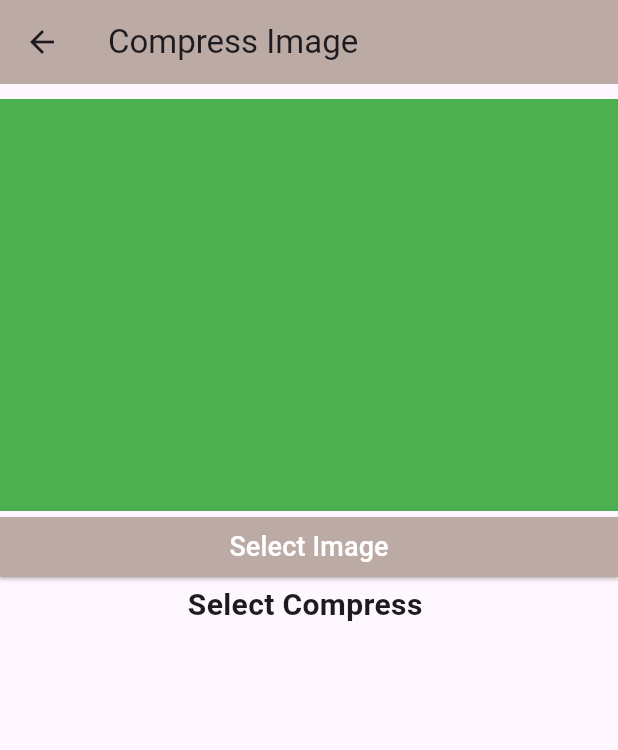
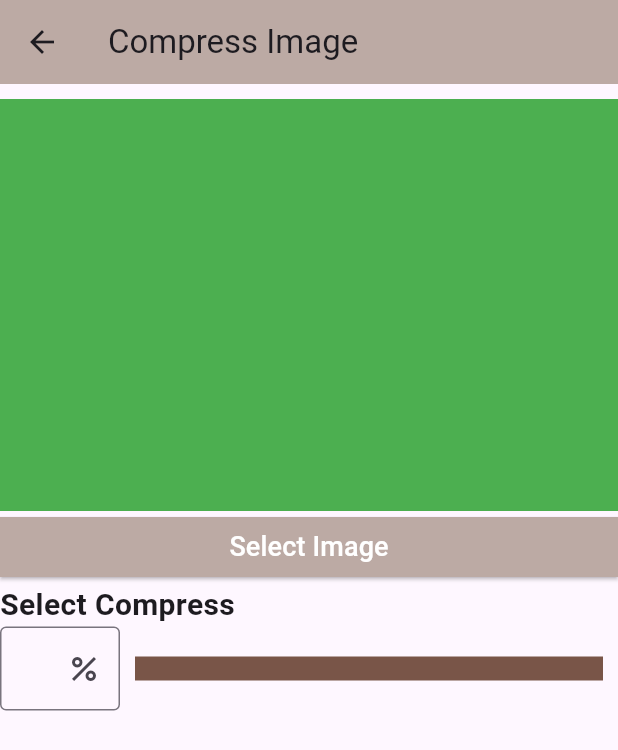
Before and after one commit to Avinashvns/imagecompressorandresizer, a Flutter app: the CompressPage screen opened directly, on a phone screen of 412 x 824 dp. Shown: the top 750 px of the screen. Run offline on Flutter 3.47's test engine with Material 3 defaults, Android fonts, the phone set to English and light mode, and no system bars; drawn by our look-alikes of percent_indicator; our stand-ins replace flutter_image_compress, image_picker.

Commit message:
compress percentage with progressbar

```diff
--- a/lib/page/compress.dart
+++ b/lib/page/compress.dart
@@ -1,11 +1,17 @@
 import 'dart:io';
+import 'dart:typed_data';
 import 'dart:ui' as ui;
 
 import 'package:flutter/cupertino.dart';
 import 'package:flutter/material.dart';
 import 'package:flutter/painting.dart';
+import 'package:flutter/widgets.dart';
 import 'package:image_picker/image_picker.dart';
 import 'package:imagecompressorandresizer/utils/color.dart';
+import 'package:flutter_image_compress/flutter_image_compress.dart';
+import 'package:percent_indicator/linear_percent_indicator.dart';
+
+
 
 class CompressPage extends StatefulWidget {
   const CompressPage({super.key});
@@ -15,11 +21,15 @@ class CompressPage extends StatefulWidget {
 }
 
 class _CompressPageState extends State<CompressPage> {
+  final TextEditingController percentageController=TextEditingController();
+  double progress = 0.0;
+
   final ImagePicker imagePicker = ImagePicker();
   List<XFile> imageFileList = [];
   List<String> imageSizes = [];
   List<String> imageResolutions = [];
   int currentPageIndex = 0;
+  double compressionProgress = 0;
 
   // Multiple Image Picker
   void selectImage() async {
@@ -56,6 +66,17 @@ class _CompressPageState extends State<CompressPage> {
     imageResolutions = [];
   }
 
+  // Compress image by 50%
+  void compressAndShowProgress(File imageFile,int percent) async {
+    Uint8List? uint8list = await FlutterImageCompress.compressWithFile(
+      imageFile.path,
+      quality: percent,
+    );
+    // You can do something with the compressed image, like saving it or displaying it
+
+  }
+
+
   @override
   Widget build(BuildContext context) {
     final size = MediaQuery.of(context).size;
@@ -64,79 +85,11 @@ class _CompressPageState extends State<CompressPage> {
         title: Text("Compress Image"),
         backgroundColor: backgroundColor,
       ),
-      // body: SafeArea(
-      //   child: Column(
-      //     children: [
-      //       SizedBox(height: 10,),
-      //       Container(
-      //         height: size.height/3,
-      //         color: Colors.green,
-      //         child: Row(
-      //           children: [
-      //             Container(
-      //               padding: const EdgeInsets.all(10),
-      //               width: size.width/1.4,
-      //               child: ListView.builder(
-      //                 scrollDirection: Axis.horizontal,
-      //                 itemCount: imageFileList!.length,
-      //                   itemBuilder: (BuildContext context, int index){
-      //                     return Image.file(
-      //                       File(imageFileList[index].path,),
-      //                       fit: BoxFit.fill,
-      //                     );
-      //                   }
-      //               ),
-      //             ),
-      //             Expanded(
-      //               child: Container(
-      //                 padding: const EdgeInsets.symmetric(vertical: 20),
-      //                 color: Colors.yellow,
-      //                 child: Column(
-      //                   crossAxisAlignment: CrossAxisAlignment.start,
-      //                   children: [
-      //                     Text("Selected",style: TextStyle(fontSize: 16),),
-      //                     Text("${imageFileList!.length} images",style: TextStyle(fontSize: 16,fontWeight: FontWeight.bold),),
-      //                     SizedBox(height: 10,),
-      //                     Text("Sized",style: TextStyle(fontSize: 16),),
-      //
-      //                     Column(
-      //                       crossAxisAlignment: CrossAxisAlignment.start,
-      //                       children: imageSizes.asMap().entries.map((entry) {
-      //                         int index = entry.key;
-      //                         String sizeText = entry.value;
-      //                         return Text("$sizeText", style: TextStyle(fontSize: 16, fontWeight: FontWeight.bold),);
-      //                       }).toList(),
-      //                     ),
-      //                     SizedBox(height: 10,),
-      //                   ],
-      //                 ),
-      //               ),
-      //             )
-      //           ],
-      //         ),
-      //       ),
-      //       SizedBox(
-      //         width: size.width,
-      //           child: ElevatedButton(
-      //             style: ElevatedButton.styleFrom(
-      //               backgroundColor: backgroundColor,
-      //               shape: RoundedRectangleBorder(
-      //                 borderRadius: BorderRadius.zero
-      //               )
-      //             ),
-      //               onPressed: (){
-      //               selectImage();
-      //               },
-      //               child: Text("Select Image",style: TextStyle(fontSize: 18,color: Colors.white),)
-      //           )
-      //       ),
-      //
-      //
-      //     ],
-      //   ),
-      // ),
+
       body: SafeArea(
+        child: SingleChildScrollView(
           child: Column(
+            crossAxisAlignment: CrossAxisAlignment.start,
             children: [
               SizedBox(
                 height: 10,
@@ -196,20 +149,6 @@ class _CompressPageState extends State<CompressPage> {
                               )
                             ],
                           ),
-                        // Column(
-                        //   crossAxisAlignment: CrossAxisAlignment.start,
-                        //   children: [
-                        //     Text(
-                        //       "Resolution",
-                        //       style: TextStyle(fontSize: 16),
-                        //     ),
-                        //     Text(
-                        //       "${imageResolutions.isNotEmpty && currentPageIndex < imageResolutions.length ? imageResolutions[currentPageIndex] : ''}",
-                        //       style: TextStyle(
-                        //           fontSize: 16, fontWeight: FontWeight.bold),
-                        //     ),
-                        //   ],
-                        // ),
                         ],
                       ),
                     )
@@ -228,9 +167,45 @@ class _CompressPageState extends State<CompressPage> {
                         style: TextStyle(fontSize: 18, color: Colors.white),
                       ))
               ),
-            Text("Select Compress ",style: TextStyle(fontSize: 20,fontWeight: FontWeight.bold),)
+              Text("Select Compress ",style: TextStyle(fontSize: 20,fontWeight: FontWeight.bold),),
+
+              Row(
+                children: [
+                  Center(
+                    child: SizedBox(
+                      width: 80,
+                      child: TextField(
+                        controller: percentageController,
+                      onChanged: (value){
+                          setState(() {
+                            if(value.isNotEmpty){
+                              progress=double.parse(value)/100.0;
+                            }else{
+                              progress=0.0;
+                            }
+                          });
+                      },
+                      decoration: InputDecoration(
+                        border: OutlineInputBorder(),
+                        suffixIcon: Icon(Icons.percent)
+                      ),
+                      ),
+                    ),
+                  ),
+                  Expanded(
+                    child: LinearPercentIndicator(
+                      lineHeight: 16,
+                      percent: progress,
+                      center: Text(""),
+                      backgroundColor: Colors.brown,
+                      progressColor: Colors.blue,
+                    ),
+                  ),
+                ],
+              ),
 
             ],
+          ),
         ),
       ),
     );
--- a/pubspec.yaml
+++ b/pubspec.yaml
@@ -35,6 +35,7 @@ dependencies:
   flutter_image_compress: ^2.2.0
   path_provider: ^2.1.3
   image_gallery_saver: ^2.0.3
+  percent_indicator: ^4.2.3
 
 
 
```
Also changed, not shown: pubspec.lock. Lines whose indentation alone changed are shown as unchanged.
